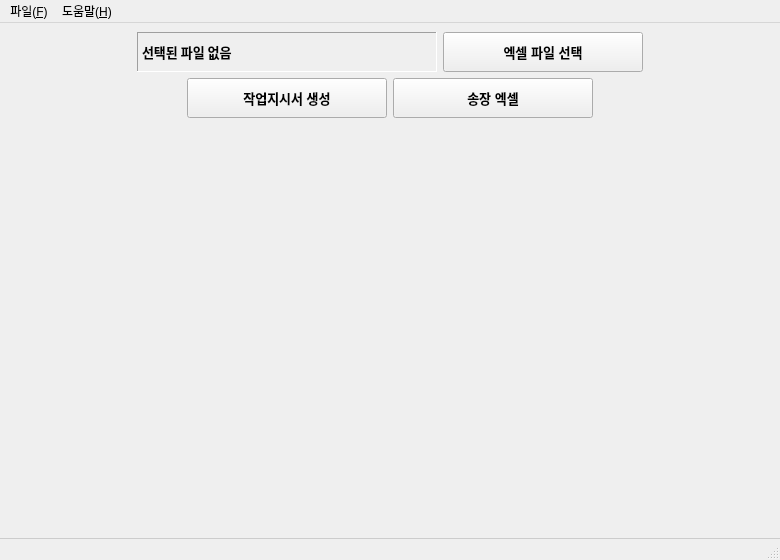
Peanut0711/easy-fulfill, file ui/main_window.ui: the form before one commit.
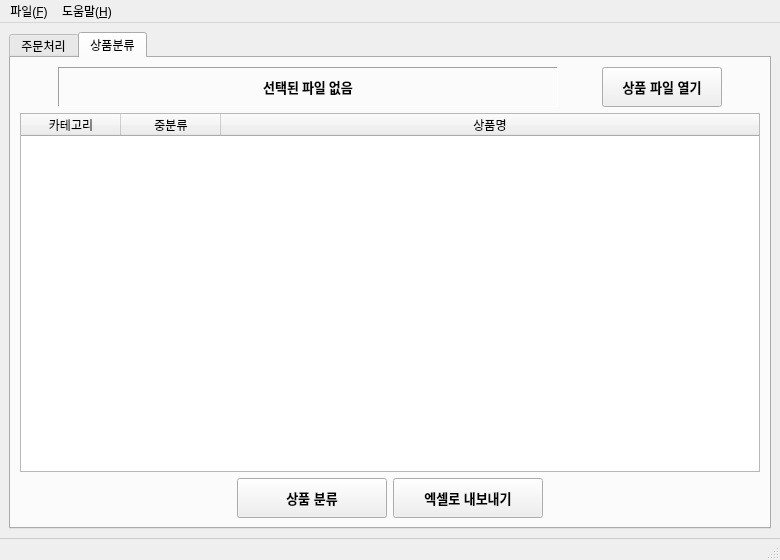
The form after the commit. The open tabs and pages were chosen to show the change.

Commit message: 상품 분류 탭 추가

Patch:
```diff
--- a/ui/main_window.ui
+++ b/ui/main_window.ui
@@ -24,22 +24,92 @@
   <widget class="QWidget" name="centralwidget">
    <layout class="QVBoxLayout" name="verticalLayout">
     <item>
-     <layout class="QHBoxLayout" name="horizontalLayout">
-      <item>
-       <spacer name="horizontalSpacer_3">
-        <property name="orientation">
-         <enum>Qt::Orientation::Horizontal</enum>
+     <widget class="QTabWidget" name="tabWidget">
+      <property name="currentIndex">
+       <number>0</number>
+      </property>
+      <widget class="QWidget" name="tab">
+       <attribute name="title">
+        <string>주문처리</string>
+       </attribute>
+       <widget class="QPushButton" name="selectFileButton">
+        <property name="geometry">
+         <rect>
+          <x>570</x>
+          <y>30</y>
+          <width>91</width>
+          <height>41</height>
+         </rect>
         </property>
-        <property name="sizeHint" stdset="0">
-         <size>
-          <width>40</width>
-          <height>20</height>
-         </size>
+        <property name="sizePolicy">
+         <sizepolicy hsizetype="Preferred" vsizetype="Preferred">
+          <horstretch>0</horstretch>
+          <verstretch>0</verstretch>
+         </sizepolicy>
         </property>
-       </spacer>
-      </item>
-      <item>
+        <property name="font">
+         <font>
+          <pointsize>10</pointsize>
+          <bold>true</bold>
+         </font>
+        </property>
+        <property name="text">
+         <string>열기</string>
+        </property>
+       </widget>
+       <widget class="QPushButton" name="generateButton">
+        <property name="geometry">
+         <rect>
+          <x>570</x>
+          <y>130</y>
+          <width>91</width>
+          <height>41</height>
+         </rect>
+        </property>
+        <property name="sizePolicy">
+         <sizepolicy hsizetype="Preferred" vsizetype="Fixed">
+          <horstretch>0</horstretch>
+          <verstretch>0</verstretch>
+         </sizepolicy>
+        </property>
+        <property name="font">
+         <font>
+          <pointsize>10</pointsize>
+          <bold>true</bold>
+         </font>
+        </property>
+        <property name="text">
+         <string>작업지시서</string>
+        </property>
+       </widget>
+       <widget class="QPushButton" name="exportInvoiceButton">
+        <property name="geometry">
+         <rect>
+          <x>570</x>
+          <y>80</y>
+          <width>91</width>
+          <height>41</height>
+         </rect>
+        </property>
+        <property name="font">
+         <font>
+          <pointsize>10</pointsize>
+          <bold>true</bold>
+         </font>
+        </property>
+        <property name="text">
+         <string>송장 엑셀</string>
+        </property>
+       </widget>
        <widget class="QLabel" name="filePathLabel">
+        <property name="geometry">
+         <rect>
+          <x>120</x>
+          <y>30</y>
+          <width>431</width>
+          <height>40</height>
+         </rect>
+        </property>
         <property name="minimumSize">
          <size>
           <width>300</width>
@@ -68,143 +138,212 @@
         <property name="text">
          <string>선택된 파일 없음</string>
         </property>
+        <property name="alignment">
+         <set>Qt::AlignmentFlag::AlignCenter</set>
+        </property>
         <property name="margin">
          <number>5</number>
         </property>
        </widget>
-      </item>
-      <item>
-       <widget class="QPushButton" name="selectFileButton">
-        <property name="minimumSize">
-         <size>
-          <width>200</width>
-          <height>40</height>
-         </size>
-        </property>
-        <property name="maximumSize">
-         <size>
-          <width>200</width>
-          <height>40</height>
-         </size>
-        </property>
-        <property name="font">
-         <font>
-          <pointsize>10</pointsize>
-          <bold>true</bold>
-         </font>
-        </property>
-        <property name="text">
-         <string>엑셀 파일 선택</string>
-        </property>
-       </widget>
-      </item>
-      <item>
-       <spacer name="horizontalSpacer_4">
-        <property name="orientation">
-         <enum>Qt::Orientation::Horizontal</enum>
-        </property>
-        <property name="sizeHint" stdset="0">
-         <size>
-          <width>40</width>
-          <height>20</height>
-         </size>
-        </property>
-       </spacer>
-      </item>
-     </layout>
-    </item>
-    <item>
-     <layout class="QHBoxLayout" name="horizontalLayout_2">
-      <item>
-       <spacer name="horizontalSpacer">
-        <property name="orientation">
-         <enum>Qt::Orientation::Horizontal</enum>
-        </property>
-        <property name="sizeHint" stdset="0">
-         <size>
-          <width>40</width>
-          <height>20</height>
-         </size>
-        </property>
-       </spacer>
-      </item>
-      <item>
-       <widget class="QPushButton" name="generateButton">
-        <property name="minimumSize">
-         <size>
-          <width>200</width>
-          <height>40</height>
-         </size>
-        </property>
-        <property name="maximumSize">
-         <size>
-          <width>200</width>
-          <height>40</height>
-         </size>
-        </property>
-        <property name="font">
-         <font>
-          <pointsize>10</pointsize>
-          <bold>true</bold>
-         </font>
-        </property>
-        <property name="text">
-         <string>작업지시서 생성</string>
-        </property>
-       </widget>
-      </item>
-      <item>
-       <widget class="QPushButton" name="exportInvoiceButton">
-        <property name="minimumSize">
-         <size>
-          <width>200</width>
-          <height>40</height>
-         </size>
-        </property>
-        <property name="maximumSize">
-         <size>
-          <width>200</width>
-          <height>40</height>
-         </size>
-        </property>
-        <property name="font">
-         <font>
-          <pointsize>10</pointsize>
-          <bold>true</bold>
-         </font>
-        </property>
-        <property name="text">
-         <string>송장 엑셀</string>
-        </property>
-       </widget>
-      </item>
-      <item>
-       <spacer name="horizontalSpacer_2">
-        <property name="orientation">
-         <enum>Qt::Orientation::Horizontal</enum>
-        </property>
-        <property name="sizeHint" stdset="0">
-         <size>
-          <width>40</width>
-          <height>20</height>
-         </size>
-        </property>
-       </spacer>
-      </item>
-     </layout>
-    </item>
-    <item>
-     <spacer name="verticalSpacer">
-      <property name="orientation">
-       <enum>Qt::Orientation::Vertical</enum>
-      </property>
-      <property name="sizeHint" stdset="0">
-       <size>
-        <width>20</width>
-        <height>40</height>
-       </size>
-      </property>
-     </spacer>
+      </widget>
+      <widget class="QWidget" name="tab_2">
+       <attribute name="title">
+        <string>상품분류</string>
+       </attribute>
+       <layout class="QVBoxLayout" name="verticalLayout_2">
+        <item>
+         <layout class="QHBoxLayout" name="horizontalLayout_3">
+          <item>
+           <widget class="QLabel" name="productFileLabel">
+            <property name="minimumSize">
+             <size>
+              <width>300</width>
+              <height>40</height>
+             </size>
+            </property>
+            <property name="maximumSize">
+             <size>
+              <width>500</width>
+              <height>40</height>
+             </size>
+            </property>
+            <property name="font">
+             <font>
+              <family>맑은 고딕</family>
+              <pointsize>10</pointsize>
+              <bold>true</bold>
+             </font>
+            </property>
+            <property name="frameShape">
+             <enum>QFrame::Shape::Panel</enum>
+            </property>
+            <property name="frameShadow">
+             <enum>QFrame::Shadow::Sunken</enum>
+            </property>
+            <property name="text">
+             <string>선택된 파일 없음</string>
+            </property>
+            <property name="alignment">
+             <set>Qt::AlignmentFlag::AlignCenter</set>
+            </property>
+            <property name="margin">
+             <number>5</number>
+            </property>
+           </widget>
+          </item>
+          <item>
+           <widget class="QPushButton" name="selectProductFileButton">
+            <property name="minimumSize">
+             <size>
+              <width>120</width>
+              <height>40</height>
+             </size>
+            </property>
+            <property name="maximumSize">
+             <size>
+              <width>120</width>
+              <height>40</height>
+             </size>
+            </property>
+            <property name="font">
+             <font>
+              <pointsize>10</pointsize>
+              <bold>true</bold>
+             </font>
+            </property>
+            <property name="text">
+             <string>상품 파일 열기</string>
+            </property>
+           </widget>
+          </item>
+         </layout>
+        </item>
+        <item>
+         <widget class="QTableWidget" name="categoryTableWidget">
+          <property name="font">
+           <font>
+            <family>맑은 고딕</family>
+            <pointsize>9</pointsize>
+           </font>
+          </property>
+          <property name="editTriggers">
+           <set>QAbstractItemView::NoEditTriggers</set>
+          </property>
+          <property name="alternatingRowColors">
+           <bool>true</bool>
+          </property>
+          <property name="selectionMode">
+           <enum>QAbstractItemView::SingleSelection</enum>
+          </property>
+          <property name="selectionBehavior">
+           <enum>QAbstractItemView::SelectRows</enum>
+          </property>
+          <property name="sortingEnabled">
+           <bool>true</bool>
+          </property>
+          <attribute name="horizontalHeaderStretchLastSection">
+           <bool>true</bool>
+          </attribute>
+          <column>
+           <property name="text">
+            <string>카테고리</string>
+           </property>
+          </column>
+          <column>
+           <property name="text">
+            <string>중분류</string>
+           </property>
+          </column>
+          <column>
+           <property name="text">
+            <string>상품명</string>
+           </property>
+          </column>
+         </widget>
+        </item>
+        <item>
+         <layout class="QHBoxLayout" name="horizontalLayout_4">
+          <item>
+           <spacer name="horizontalSpacer_5">
+            <property name="orientation">
+             <enum>Qt::Horizontal</enum>
+            </property>
+            <property name="sizeHint" stdset="0">
+             <size>
+              <width>40</width>
+              <height>20</height>
+             </size>
+            </property>
+           </spacer>
+          </item>
+          <item>
+           <widget class="QPushButton" name="categorizeButton">
+            <property name="minimumSize">
+             <size>
+              <width>150</width>
+              <height>40</height>
+             </size>
+            </property>
+            <property name="maximumSize">
+             <size>
+              <width>150</width>
+              <height>40</height>
+             </size>
+            </property>
+            <property name="font">
+             <font>
+              <pointsize>10</pointsize>
+              <bold>true</bold>
+             </font>
+            </property>
+            <property name="text">
+             <string>상품 분류</string>
+            </property>
+           </widget>
+          </item>
+          <item>
+           <widget class="QPushButton" name="exportCategoryButton">
+            <property name="minimumSize">
+             <size>
+              <width>150</width>
+              <height>40</height>
+             </size>
+            </property>
+            <property name="maximumSize">
+             <size>
+              <width>150</width>
+              <height>40</height>
+             </size>
+            </property>
+            <property name="font">
+             <font>
+              <pointsize>10</pointsize>
+              <bold>true</bold>
+             </font>
+            </property>
+            <property name="text">
+             <string>엑셀로 내보내기</string>
+            </property>
+           </widget>
+          </item>
+          <item>
+           <spacer name="horizontalSpacer_6">
+            <property name="orientation">
+             <enum>Qt::Horizontal</enum>
+            </property>
+            <property name="sizeHint" stdset="0">
+             <size>
+              <width>40</width>
+              <height>20</height>
+             </size>
+            </property>
+           </spacer>
+          </item>
+         </layout>
+        </item>
+       </layout>
+      </widget>
+     </widget>
     </item>
    </layout>
   </widget>
```
The commit also changes 2 other files.
